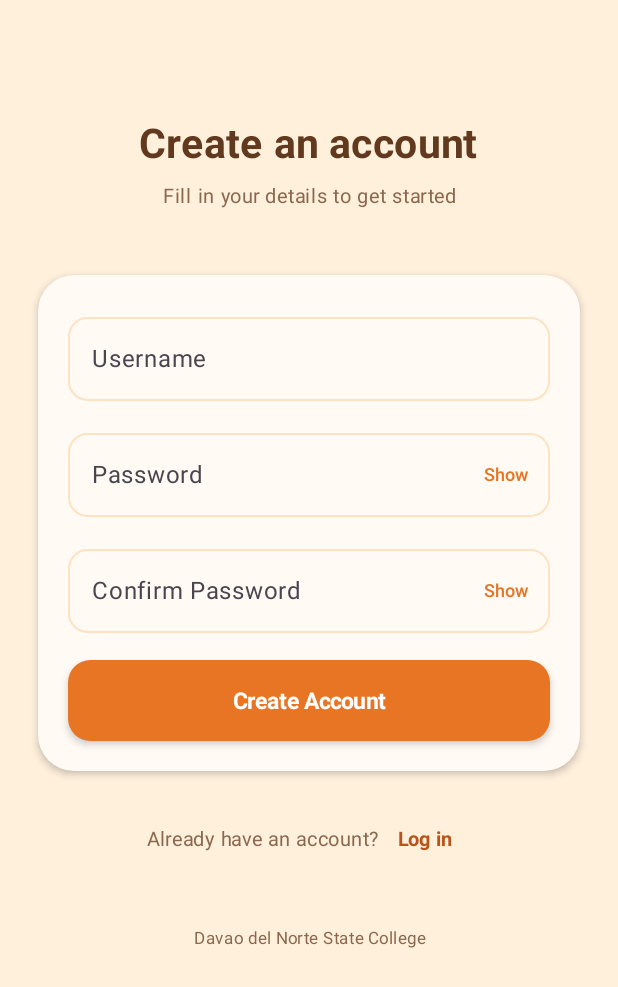
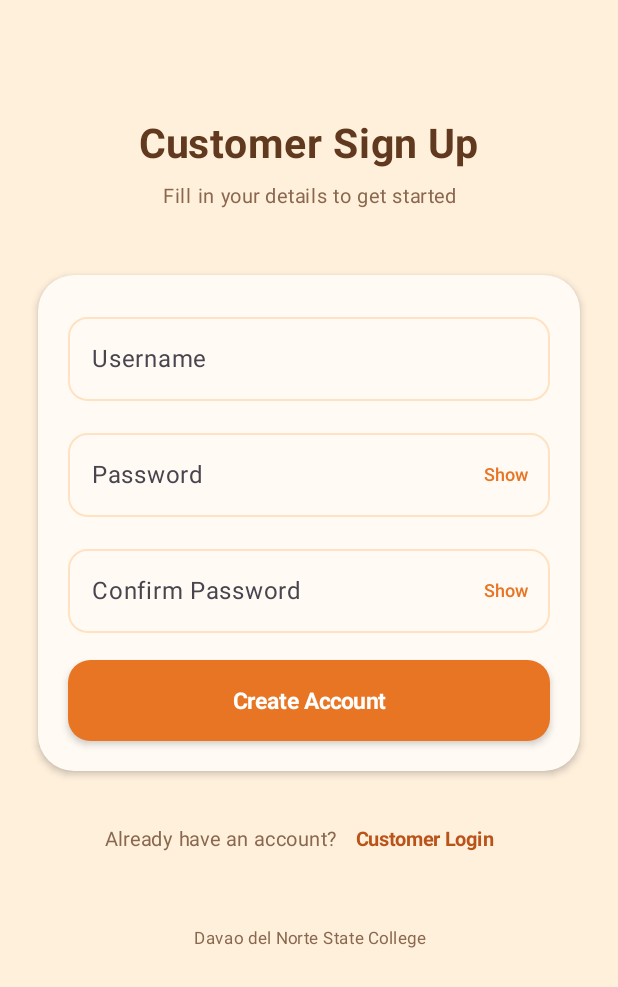
Before and after one commit to LanderAce2727/CanteenGo, an Android app built with Jetpack Compose: the screen it shows after launch (MainActivity), after a tap on "Sign up", on a phone screen of 412 x 824 dp. Shown: the top 987 px of the screen. Run offline under Robolectric (Android 15) with nearby library versions, the phone set to English and light mode, and no system bars; 1 other tap on this screen came first.

Commit message:
Accounts update

```diff
--- /dev/null
+++ b/app/src/main/java/com/example/canteengo/data/LoginPortal.kt
@@ -0,0 +1,12 @@
+package com.example.canteengo.data
+
+/** Portal choice guides navigation; privileges always come from the authenticated server role. */
+enum class LoginPortal(val title: String) {
+    CUSTOMER("Customer Login"),
+    ADMIN("Admin Login");
+
+    fun acceptsRole(role: String): Boolean = when (this) {
+        CUSTOMER -> role == "student"
+        ADMIN -> role == "admin" || role == "staff"
+    }
+}
--- a/app/src/main/java/com/example/canteengo/ui/CanteenGoApp.kt
+++ b/app/src/main/java/com/example/canteengo/ui/CanteenGoApp.kt
@@ -11,6 +11,7 @@ import androidx.compose.ui.unit.dp
 import androidx.compose.ui.window.Dialog
 import com.example.canteengo.ui.navigation.AppDestination
 import com.example.canteengo.data.ServerConfig
+import com.example.canteengo.data.LoginPortal
 import com.example.canteengo.ui.navigation.AppDestination.*
 import com.example.canteengo.ui.screens.*
 import kotlinx.coroutines.launch
@@ -20,6 +21,8 @@ import kotlinx.coroutines.launch
 fun CanteenGoApp(model: CanteenViewModel) {
     var route by rememberSaveable { mutableStateOf(WELCOME.name) }
     var connecting by rememberSaveable { mutableStateOf(false) }
+    var loginPortalName by rememberSaveable { mutableStateOf(LoginPortal.CUSTOMER.name) }
+    val loginPortal = LoginPortal.valueOf(loginPortalName)
     var hadServerSession by rememberSaveable { mutableStateOf(false) }
     var category by rememberSaveable { mutableStateOf("All") }
     var selectedOrder by rememberSaveable { mutableStateOf<String?>(null) }
@@ -103,16 +106,22 @@ fun CanteenGoApp(model: CanteenViewModel) {
             }
             Box(Modifier.widthIn(max = 1100.dp).weight(1f).fillMaxWidth()) {
                 if (connecting) ServerSignInScreen(model.busy, onConnect = { name, password, register ->
-                    model.connect(ServerConfig.BASE_URL, name, password, register) {
+                    model.connect(ServerConfig.BASE_URL, name, password, register, portal = loginPortal) {
                         selectedOrder = null
                         connecting = false
                         route = accountHome()
                     }
-                }, onBack = { connecting = false })
+                }, onBack = { connecting = false }, portal = loginPortal)
                 else when (destination) {
                     WELCOME -> WelcomeScreen(
-                        onStudent = { if (model.isOnline) route = accountHome() else connecting = true },
-                        onStaff = { if (model.isOnline) route = accountHome() else connecting = true },
+                        onStudent = {
+                            loginPortalName = LoginPortal.CUSTOMER.name
+                            if (model.isOnline) route = accountHome() else connecting = true
+                        },
+                        onStaff = {
+                            loginPortalName = LoginPortal.ADMIN.name
+                            if (model.isOnline) route = accountHome() else connecting = true
+                        },
                         onConnect = { route = if (model.isOnline) accountHome() else HOME.name }
                     )
                     HOME -> HomeScreen(
--- a/app/src/main/java/com/example/canteengo/ui/screens/ServerSignInScreen.kt
+++ b/app/src/main/java/com/example/canteengo/ui/screens/ServerSignInScreen.kt
@@ -5,16 +5,18 @@ import androidx.compose.runtime.*
 import androidx.compose.runtime.saveable.rememberSaveable
 import androidx.compose.ui.tooling.preview.Preview
 import com.example.canteengo.ui.theme.CanteenGoTheme
+import com.example.canteengo.data.LoginPortal
 
 /** Connect the designed auth screens to the existing server authentication flow. */
 @Composable
 fun ServerSignInScreen(
     busy: Boolean,
     onConnect: (String, String, Boolean) -> Unit,
-    onBack: () -> Unit
+    onBack: () -> Unit,
+    portal: LoginPortal = LoginPortal.CUSTOMER
 ) {
     var registering by rememberSaveable { mutableStateOf(false) }
-    if (registering) {
+    if (registering && portal == LoginPortal.CUSTOMER) {
         SignUpScreen(
             onSignUp = { username, password -> onConnect(username, password, true) },
             onLogin = { if (!busy) registering = false },
@@ -24,8 +26,9 @@ fun ServerSignInScreen(
         LoginScreen(
             onLogin = { username, password -> onConnect(username, password, false) },
             onGuest = onBack,
-            onSignUp = { if (!busy) registering = true },
-            busy = busy
+            onSignUp = { if (!busy && portal == LoginPortal.CUSTOMER) registering = true },
+            busy = busy,
+            portal = portal
         )
     }
 }
--- a/app/src/main/java/com/example/canteengo/ui/screens/SignUpScreen.kt
+++ b/app/src/main/java/com/example/canteengo/ui/screens/SignUpScreen.kt
@@ -56,7 +56,7 @@ fun SignUpScreen(
 
         // HEADER
         Text(
-            text = "Create an account",
+            text = "Customer Sign Up",
             fontSize = 27.sp,
             fontWeight = FontWeight.Bold,
             color = BrownText
@@ -273,7 +273,7 @@ fun SignUpScreen(
                 onClick = onLogin
             ) {
                 Text(
-                    text = "Log in",
+                    text = "Customer Login",
                     color = DarkOrange,
                     fontSize = 13.sp,
                     fontWeight = FontWeight.Bold
--- a/app/src/main/java/com/example/canteengo/ui/screens/WelcomeScreen.kt
+++ b/app/src/main/java/com/example/canteengo/ui/screens/WelcomeScreen.kt
@@ -144,7 +144,7 @@ fun WelcomeScreen(
             )
         ) {
             Text(
-                text = "Log In",
+                text = "Customer Login",
                 fontSize = 15.sp,
                 fontWeight = FontWeight.Bold,
                 color = Color.White
@@ -183,7 +183,7 @@ fun WelcomeScreen(
             onClick = onStaff
         ) {
             Text(
-                text = "Staff / Admin Login",
+                text = "Admin Login",
                 fontSize = 14.sp,
                 fontWeight = FontWeight.SemiBold,
                 color = DarkOrange
```
Also changed, not shown: app/src/main/java/com/example/canteengo/ui/CanteenViewModel.kt (+8 -1 lines), app/src/main/java/com/example/canteengo/ui/screens/LoginScreen.kt (+18 -30 lines), 3 other files.
